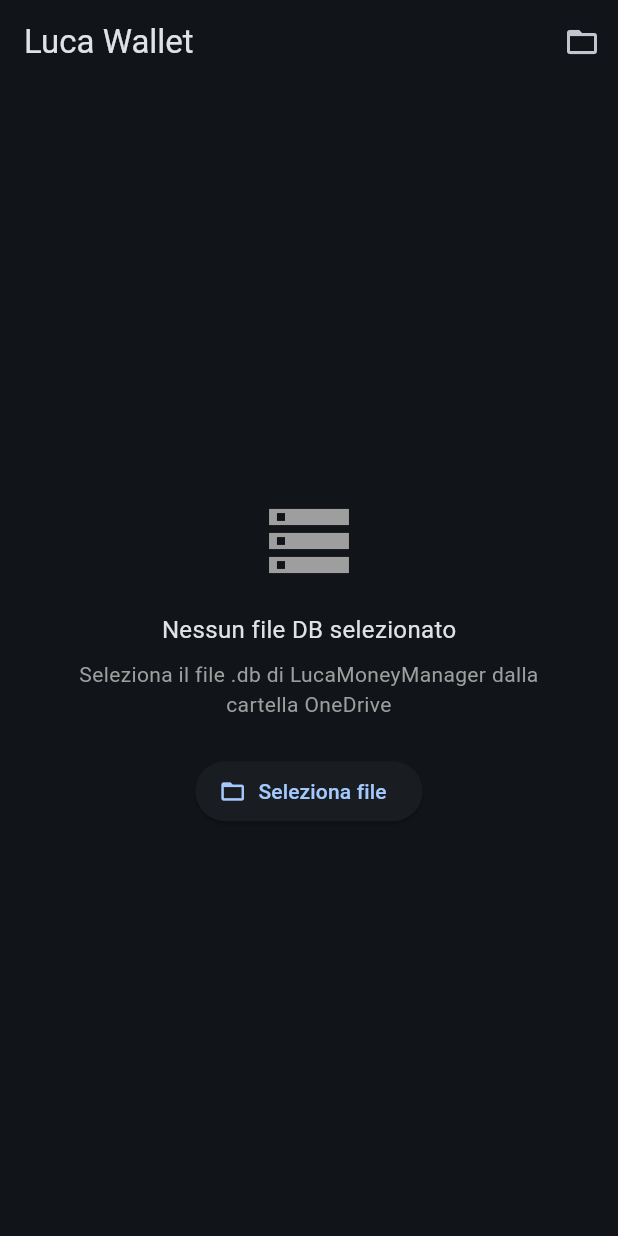
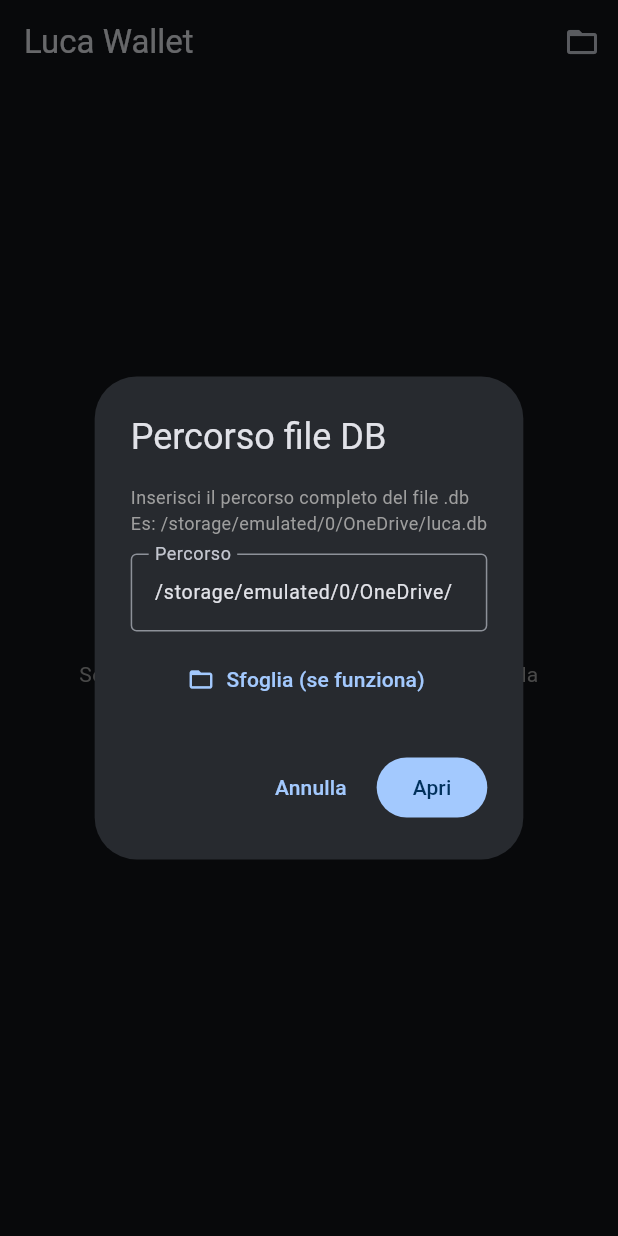
Before and after one commit to giongy/LucaMoneyManager, a Flutter app: the screen it shows after launch, after a tap on "Seleziona file", on a phone screen of 412 x 824 dp. Run offline on Flutter 3.47's test engine with Material 3 defaults, Android fonts, the phone set to English and light mode, and no system bars; our stand-ins replace file_picker, permission_handler, shared_preferences, sqflite; accounts and stored records are empty.

Commit message:
Fix: dialog percorso DB manuale + errori apertura visibili

```diff
--- a/mobile/lib/screens/home_screen.dart
+++ b/mobile/lib/screens/home_screen.dart
@@ -34,12 +34,9 @@
 
   Future<void> _openAndLoad(String path) async {
     setState(() { _loading = true; _error = null; });
-    final ok = await DbHelper.openDb(path);
-    if (!ok) {
-      setState(() {
-        _loading = false;
-        _error = 'Impossibile aprire il file.\nVerifica che sia disponibile offline su OneDrive.';
-      });
+    final err = await DbHelper.openDb(path);
+    if (err != null) {
+      setState(() { _loading = false; _error = err; });
       return;
     }
     await _loadAccounts();
@@ -51,18 +48,65 @@
   }
 
   Future<void> _pickDb() async {
-    if (await Permission.manageExternalStorage.isDenied) {
-      final status = await Permission.manageExternalStorage.request();
-      if (!status.isGranted) {
-        await openAppSettings();
-        return;
-      }
-    }
-    final result = await FilePicker.platform.pickFiles(allowMultiple: false);
-    if (result == null || result.files.single.path == null) return;
-    final path = result.files.single.path!;
-    await DbHelper.savePath(path);
-    await _openAndLoad(path);
+    final current = await DbHelper.getSavedPath();
+    final ctrl = TextEditingController(
+      text: current ?? '/storage/emulated/0/OneDrive/',
+    );
+
+    if (!mounted) return;
+    await showDialog(
+      context: context,
+      builder: (ctx) => AlertDialog(
+        title: const Text('Percorso file DB'),
+        content: Column(
+          mainAxisSize: MainAxisSize.min,
+          children: [
+            const Text(
+              'Inserisci il percorso completo del file .db\n'
+              'Es: /storage/emulated/0/OneDrive/luca.db',
+              style: TextStyle(fontSize: 12, color: Colors.grey),
+            ),
+            const SizedBox(height: 12),
+            TextField(
+              controller: ctrl,
+              decoration: const InputDecoration(
+                border: OutlineInputBorder(),
+                labelText: 'Percorso',
+              ),
+              style: const TextStyle(fontSize: 13),
+            ),
+            const SizedBox(height: 8),
+            TextButton.icon(
+              icon: const Icon(Icons.folder_open, size: 18),
+              label: const Text('Sfoglia (se funziona)'),
+              onPressed: () async {
+                // Prova a richiedere il permesso
+                await Permission.manageExternalStorage.request();
+                final result = await FilePicker.platform.pickFiles(
+                  allowMultiple: false,
+                );
+                final path = result?.files.single.path;
+                if (path != null) ctrl.text = path;
+              },
+            ),
+          ],
+        ),
+        actions: [
+          TextButton(
+            onPressed: () => Navigator.pop(ctx),
+            child: const Text('Annulla'),
+          ),
+          FilledButton(
+            onPressed: () => Navigator.pop(ctx, ctrl.text.trim()),
+            child: const Text('Apri'),
+          ),
+        ],
+      ),
+    ).then((path) async {
+      if (path == null || path.isEmpty) return;
+      await DbHelper.savePath(path);
+      await _openAndLoad(path);
+    });
   }
 
   Future<void> _openAddTransaction() async {
```
Also changed, not shown: mobile/lib/db/db_helper.dart (+5 -7 lines).
